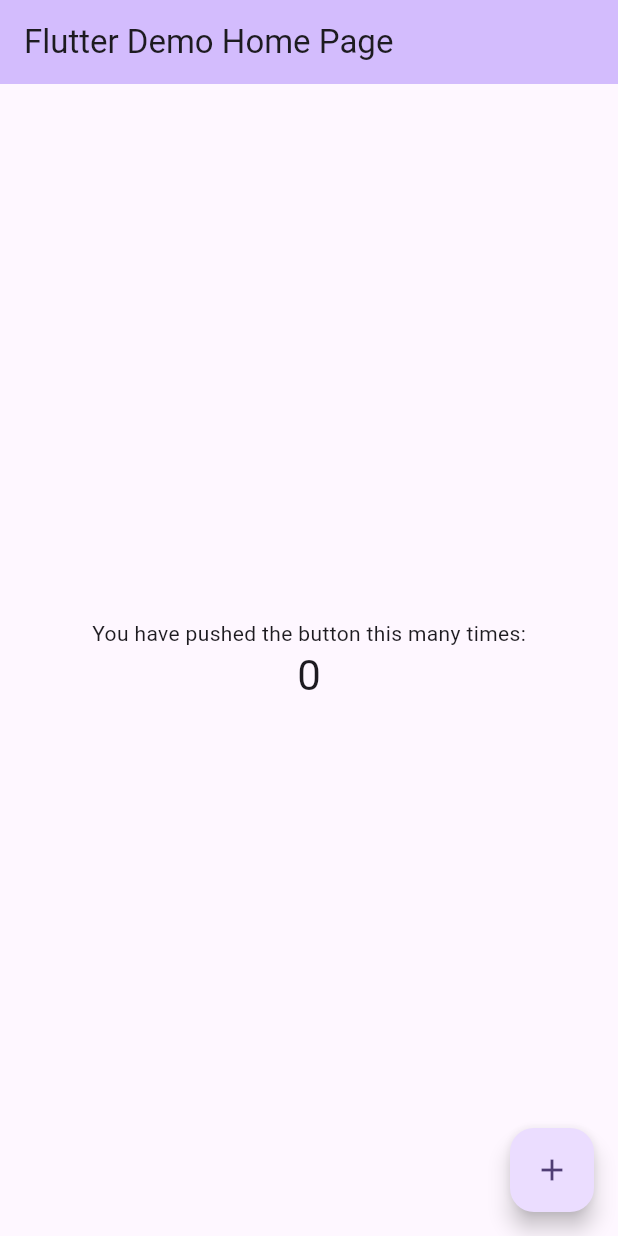
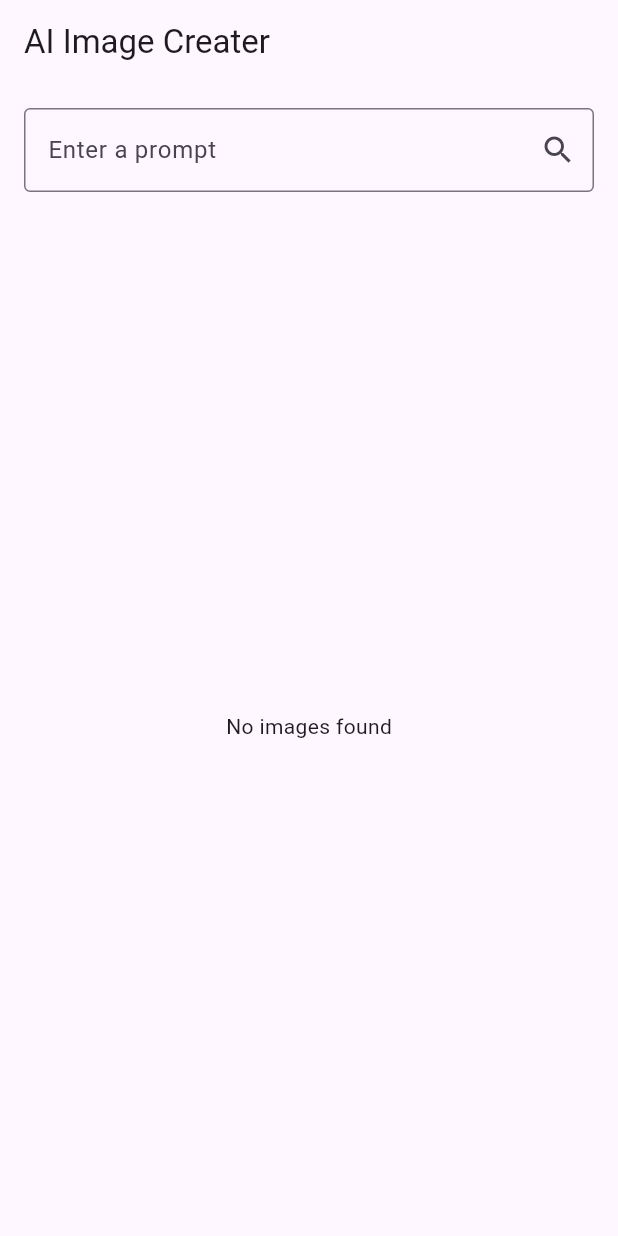
Before and after one commit to ShnAhmad/Deep_Dreamer, a Flutter app: the screen it shows after launch, on a phone screen of 412 x 824 dp. Run offline on Flutter 3.47's test engine with Material 3 defaults, Android fonts, the phone set to English and light mode, and no system bars; our stand-ins replace cached_network_image.

Commit message:
added image creater screen

```diff
--- a/lib/main.dart
+++ b/lib/main.dart
@@ -1,3 +1,4 @@
+import 'package:deep_dreamer/screens/image_creator_screen.dart';
 import 'package:flutter/material.dart';
 
 void main() {
@@ -7,119 +8,14 @@ void main() {
 class MyApp extends StatelessWidget {
   const MyApp({super.key});
 
-  // This widget is the root of your application.
   @override
   Widget build(BuildContext context) {
     return MaterialApp(
-      title: 'Flutter Demo',
+      title: 'AI Image Search',
       theme: ThemeData(
-        // This is the theme of your application.
-        //
-        // TRY THIS: Try running your application with "flutter run". You'll see
-        // the application has a purple toolbar. Then, without quitting the app,
-        // try changing the seedColor in the colorScheme below to Colors.green
-        // and then invoke "hot reload" (save your changes or press the "hot
-        // reload" button in a Flutter-supported IDE, or press "r" if you used
-        // the command line to start the app).
-        //
-        // Notice that the counter didn't reset back to zero; the application
-        // state is not lost during the reload. To reset the state, use hot
-        // restart instead.
-        //
-        // This works for code too, not just values: Most code changes can be
-        // tested with just a hot reload.
-        colorScheme: ColorScheme.fromSeed(seedColor: Colors.deepPurple),
-        useMaterial3: true,
+        primarySwatch: Colors.blue,
       ),
-      home: const MyHomePage(title: 'Flutter Demo Home Page'),
+      home: const ImageCreatorScreen(),
     );
   }
 }
-
-class MyHomePage extends StatefulWidget {
-  const MyHomePage({super.key, required this.title});
-
-  // This widget is the home page of your application. It is stateful, meaning
-  // that it has a State object (defined below) that contains fields that affect
-  // how it looks.
-
-  // This class is the configuration for the state. It holds the values (in this
-  // case the title) provided by the parent (in this case the App widget) and
-  // used by the build method of the State. Fields in a Widget subclass are
-  // always marked "final".
-
-  final String title;
-
-  @override
-  State<MyHomePage> createState() => _MyHomePageState();
-}
-
-class _MyHomePageState extends State<MyHomePage> {
-  int _counter = 0;
-
-  void _incrementCounter() {
-    setState(() {
-      // This call to setState tells the Flutter framework that something has
-      // changed in this State, which causes it to rerun the build method below
-      // so that the display can reflect the updated values. If we changed
-      // _counter without calling setState(), then the build method would not be
-      // called again, and so nothing would appear to happen.
-      _counter++;
-    });
-  }
-
-  @override
-  Widget build(BuildContext context) {
-    // This method is rerun every time setState is called, for instance as done
-    // by the _incrementCounter method above.
-    //
-    // The Flutter framework has been optimized to make rerunning build methods
-    // fast, so that you can just rebuild anything that needs updating rather
-    // than having to individually change instances of widgets.
-    return Scaffold(
-      appBar: AppBar(
-        // TRY THIS: Try changing the color here to a specific color (to
-        // Colors.amber, perhaps?) and trigger a hot reload to see the AppBar
-        // change color while the other colors stay the same.
-        backgroundColor: Theme.of(context).colorScheme.inversePrimary,
-        // Here we take the value from the MyHomePage object that was created by
-        // the App.build method, and use it to set our appbar title.
-        title: Text(widget.title),
-      ),
-      body: Center(
-        // Center is a layout widget. It takes a single child and positions it
-        // in the middle of the parent.
-        child: Column(
-          // Column is also a layout widget. It takes a list of children and
-          // arranges them vertically. By default, it sizes itself to fit its
-          // children horizontally, and tries to be as tall as its parent.
-          //
-          // Column has various properties to control how it sizes itself and
-          // how it positions its children. Here we use mainAxisAlignment to
-          // center the children vertically; the main axis here is the vertical
-          // axis because Columns are vertical (the cross axis would be
-          // horizontal).
-          //
-          // TRY THIS: Invoke "debug painting" (choose the "Toggle Debug Paint"
-          // action in the IDE, or press "p" in the console), to see the
-          // wireframe for each widget.
-          mainAxisAlignment: MainAxisAlignment.center,
-          children: <Widget>[
-            const Text(
-              'You have pushed the button this many times:',
-            ),
-            Text(
-              '$_counter',
-              style: Theme.of(context).textTheme.headlineMedium,
-            ),
-          ],
-        ),
-      ),
-      floatingActionButton: FloatingActionButton(
-        onPressed: _incrementCounter,
-        tooltip: 'Increment',
-        child: const Icon(Icons.add),
-      ), // This trailing comma makes auto-formatting nicer for build methods.
-    );
-  }
-}
--- /dev/null
+++ b/lib/screens/image_creator_screen.dart
@@ -0,0 +1,94 @@
+import 'package:flutter/material.dart';
+import 'package:cached_network_image/cached_network_image.dart';
+import '/services/image_service.dart';
+
+class ImageCreatorScreen extends StatefulWidget {
+  const ImageCreatorScreen({super.key});
+
+  @override
+  // ignore: library_private_types_in_public_api
+  _ImageCreatorScreenState createState() => _ImageCreatorScreenState();
+}
+
+class _ImageCreatorScreenState extends State<ImageCreatorScreen> {
+  final TextEditingController _promptController = TextEditingController();
+  List<String> _imageUrls = [];
+  bool _isLoading = false;
+
+  Future<void> _searchImages() async {
+    setState(() {
+      _isLoading = true;
+    });
+
+    try {
+      final imageUrls =
+          await ImageService.searchAiImages(_promptController.text);
+      setState(() {
+        _imageUrls = imageUrls;
+        _isLoading = false;
+      });
+    } catch (e) {
+      setState(() {
+        _isLoading = false;
+      });
+      ScaffoldMessenger.of(context).showSnackBar(
+        SnackBar(content: Text('Failed to search images: ${e.toString()}')),
+      );
+    }
+  }
+
+  @override
+  Widget build(BuildContext context) {
+    return Scaffold(
+      appBar: AppBar(
+        title: const Text('AI Image Creater'),
+      ),
+      body: Column(
+        children: [
+          Padding(
+            padding: const EdgeInsets.all(16.0),
+            child: TextField(
+              controller: _promptController,
+              decoration: InputDecoration(
+                labelText: 'Enter a prompt',
+                border: const OutlineInputBorder(),
+                suffixIcon: IconButton(
+                  icon: const Icon(Icons.search),
+                  onPressed: _searchImages,
+                ),
+              ),
+              onSubmitted: (_) => _searchImages(),
+            ),
+          ),
+          Expanded(
+            child: _isLoading
+                ? const Center(child: CircularProgressIndicator())
+                : _imageUrls.isEmpty
+                    ? const Center(child: Text('No images found'))
+                    : GridView.builder(
+                        gridDelegate:
+                            const SliverGridDelegateWithFixedCrossAxisCount(
+                          crossAxisCount: 2,
+                          childAspectRatio: 1.0,
+                          crossAxisSpacing: 10,
+                          mainAxisSpacing: 10,
+                        ),
+                        itemCount: _imageUrls.length,
+                        padding: const EdgeInsets.all(10),
+                        itemBuilder: (context, index) {
+                          return CachedNetworkImage(
+                            imageUrl: _imageUrls[index],
+                            fit: BoxFit.cover,
+                            placeholder: (context, url) => const Center(
+                                child: CircularProgressIndicator()),
+                            errorWidget: (context, url, error) =>
+                                const Icon(Icons.error),
+                          );
+                        },
+                      ),
+          ),
+        ],
+      ),
+    );
+  }
+}
```
